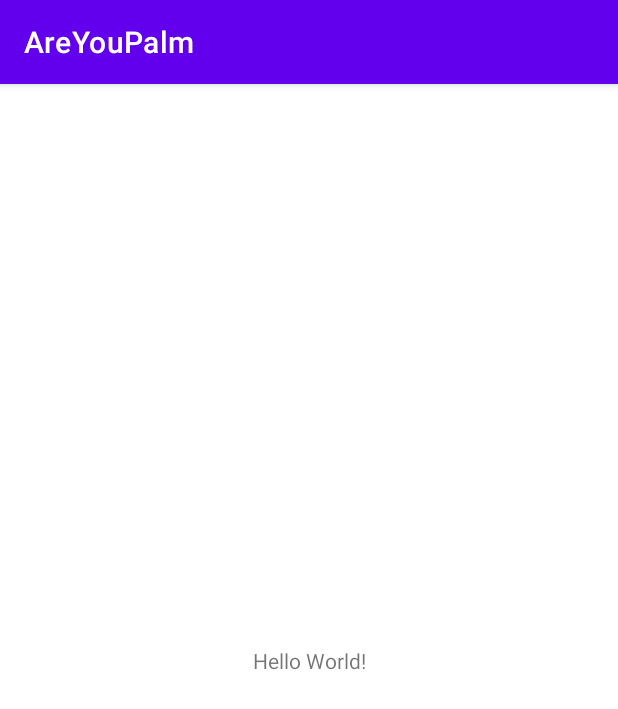
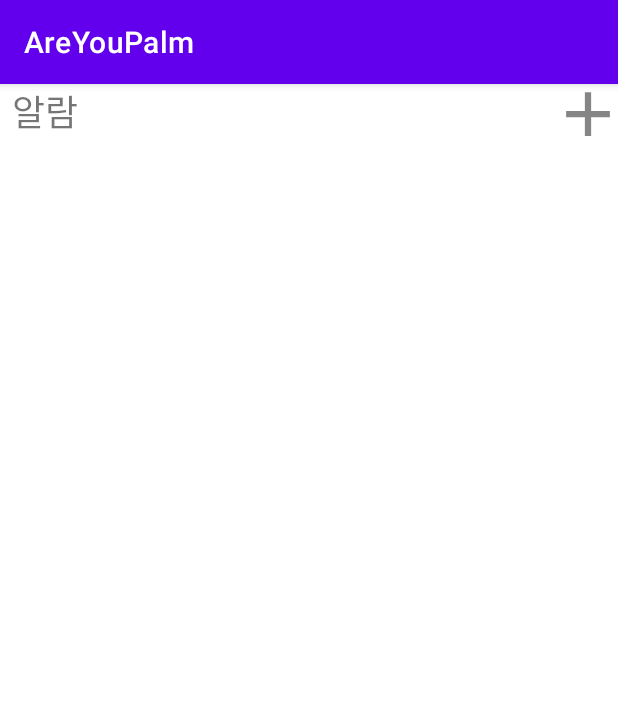
Before and after one commit to hyrumk/AreYouPalm, an Android app: the screen it shows after launch (MainActivity), on a phone screen of 412 x 824 dp. Shown: the top 709 px of the screen. Run offline under Robolectric (Android 15) with nearby library versions, the phone set to English and light mode, and no system bars.

Commit message:
레이아웃 초안

```diff
--- a/app/src/main/AndroidManifest.xml
+++ b/app/src/main/AndroidManifest.xml
@@ -9,6 +9,7 @@
         android:roundIcon="@mipmap/ic_launcher_round"
         android:supportsRtl="true"
         android:theme="@style/Theme.AreYouPalm">
+        <activity android:name=".SetAlarm"></activity>
         <activity android:name=".MainActivity">
             <intent-filter>
                 <action android:name="android.intent.action.MAIN" />
--- /dev/null
+++ b/app/src/main/java/com/example/areyoupalm/Alarm.java
@@ -0,0 +1,5 @@
+package com.example.areyoupalm;
+
+public class Alarm {
+
+}
--- a/app/src/main/java/com/example/areyoupalm/MainActivity.java
+++ b/app/src/main/java/com/example/areyoupalm/MainActivity.java
@@ -2,7 +2,11 @@
 
 import androidx.appcompat.app.AppCompatActivity;
 
+import android.content.Intent;
+import android.media.Image;
 import android.os.Bundle;
+import android.view.View;
+import android.widget.ImageButton;
 
 public class MainActivity extends AppCompatActivity {
 
@@ -10,5 +14,15 @@
     protected void onCreate(Bundle savedInstanceState) {
         super.onCreate(savedInstanceState);
         setContentView(R.layout.activity_main);
+
+        ImageButton bt_addAlarm = (ImageButton)findViewById(R.id.bt_addAlarm);
+        bt_addAlarm.setOnClickListener(new View.OnClickListener() {
+            @Override
+            public void onClick(View v) {
+                Intent addAlarm = new Intent(getApplicationContext(),SetAlarm.class);
+                startActivity(addAlarm);
+            }
+        });
+
     }
 }
--- /dev/null
+++ b/app/src/main/res/drawable-anydpi/ic_action_name.xml
@@ -0,0 +1,16 @@
+<vector xmlns:android="http://schemas.android.com/apk/res/android"
+    android:width="24dp"
+    android:height="24dp"
+    android:viewportWidth="24"
+    android:viewportHeight="24"
+    android:tint="#333333"
+    android:alpha="0.6">
+  <group android:scaleX="1.25"
+      android:scaleY="1.25"
+      android:translateX="-3"
+      android:translateY="-3">
+    <path
+        android:fillColor="@android:color/white"
+        android:pathData="M19,13h-6v6h-2v-6H5v-2h6V5h2v6h6v2z"/>
+  </group>
+</vector>
--- a/app/src/main/res/layout/activity_main.xml
+++ b/app/src/main/res/layout/activity_main.xml
@@ -6,29 +6,41 @@
     android:layout_height="match_parent"
     tools:context=".MainActivity">
 
-
-
-
-    <TextView
-        android:layout_width="wrap_content"
-        android:layout_height="wrap_content"
-        android:text="Hello World!"
-        app:layout_constraintBottom_toBottomOf="parent"
-        app:layout_constraintLeft_toLeftOf="parent"
-        app:layout_constraintRight_toRightOf="parent"
-        app:layout_constraintTop_toTopOf="parent" />
-
-    <LinearLayout xmlns:android="http://schemas.android.com/apk/res/android"
+    <LinearLayout
         android:layout_width="match_parent"
         android:layout_height="match_parent"
         android:orientation="vertical">
+        <LinearLayout
+            android:layout_width="match_parent"
+            android:layout_height="wrap_content"
+            android:orientation="horizontal">
+            <TextView
+                android:layout_width="60dp"
+                android:layout_height="40dp"
+                android:gravity="center_horizontal"
+                android:text="알람"
+                android:textSize="24dp"/>
+            <View
+                android:layout_width="0dp"
+                android:layout_height="0dp"
+                android:layout_weight="1" />
+            <ImageButton
+                android:id="@+id/bt_addAlarm"
+                android:layout_width="40dp"
+                android:layout_height="40dp"
+                android:layout_gravity="right"
+                android:background="@drawable/ic_action_name"/>
+        </LinearLayout>
+<!--        <LinearLayout-->
+<!--            android:layout_width="match_parent"-->
+<!--            android:layout_height="match_parent"-->
+<!--            android:orientation="vertical">-->
 
         <androidx.recyclerview.widget.RecyclerView
-            android:id="@+id/recycler_view"
-            android:layout_width="409dp"
-            android:layout_height="match_parent"
-            tools:layout_editor_absoluteX="1dp"
-            tools:layout_editor_absoluteY="1dp" />
+            android:id="@+id/rcv_alarms"
+            android:layout_width="match_parent"
+            android:layout_height="match_parent" />
+<!--        </LinearLayout>-->
     </LinearLayout>
 
 </androidx.constraintlayout.widget.ConstraintLayout>
```
Also changed, not shown: app/src/main/java/com/example/areyoupalm/SetAlarm.java (added, +14 -0 lines), app/src/main/res/drawable-anydpi/calendar.xml (added, +11 -0 lines), app/src/main/res/layout/activity_set_alarm.xml (added, +67 -0 lines), app/src/main/res/drawable-hdpi/calendar.png (added), app/src/main/res/drawable-hdpi/ic_action_name.png (added), app/src/main/res/drawable-mdpi/calendar.png (added), app/src/main/res/drawable-mdpi/ic_action_name.png (added), app/src/main/res/drawable-xhdpi/calendar.png (added), app/src/main/res/drawable-xhdpi/ic_action_name.png (added), app/src/main/res/drawable-xxhdpi/calendar.png (added), app/src/main/res/drawable-xxhdpi/ic_action_name.png (added).
